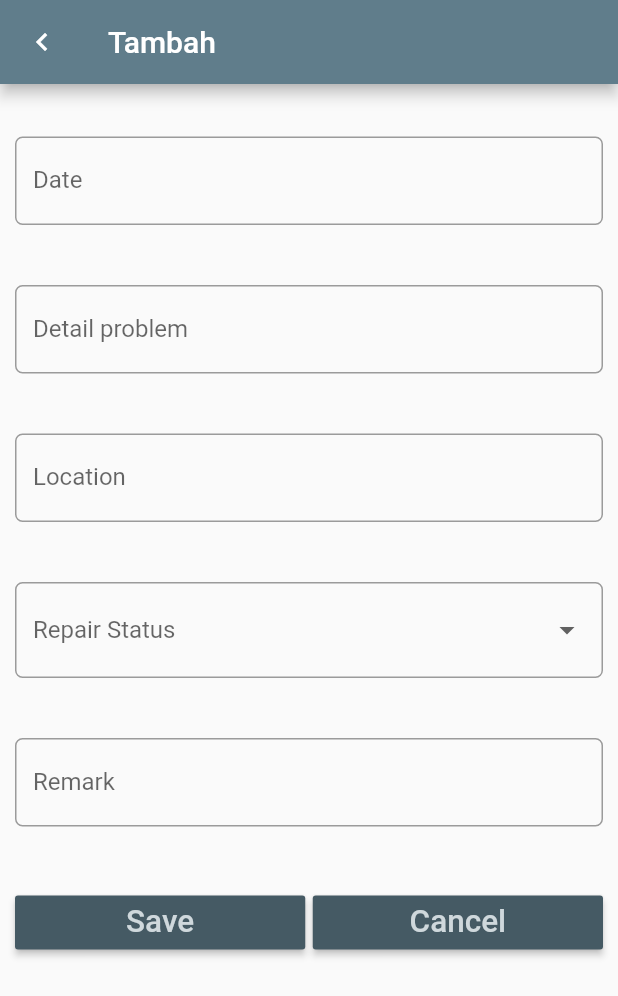
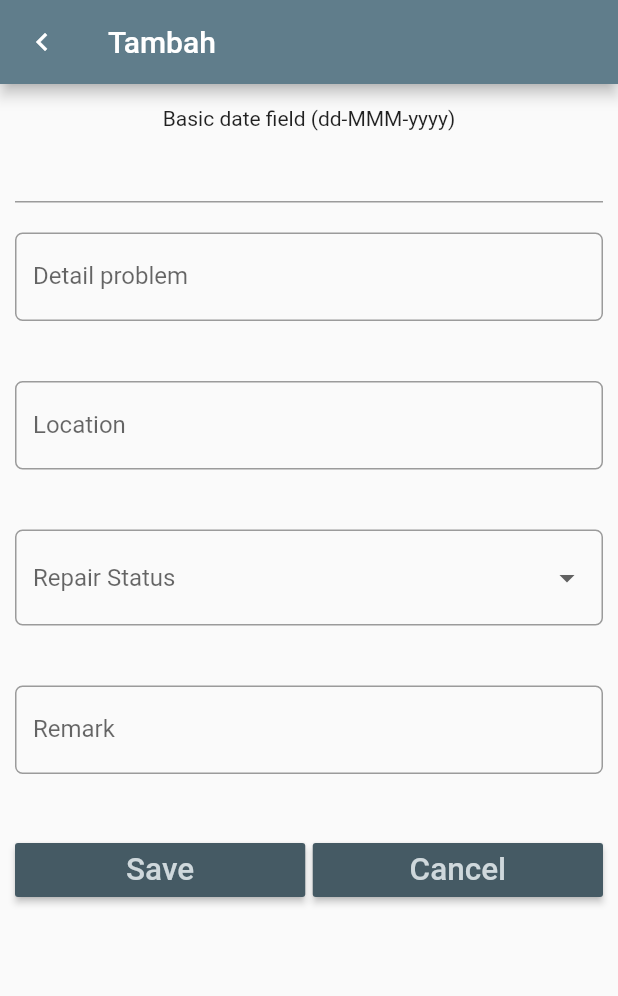
Before and after one commit to hexaludira/flutter_sql, a Flutter app: the screen it shows after launch, after a tap on the "add" icon, on a phone screen of 412 x 824 dp. Shown: the top 996 px of the screen. Run offline on Flutter 3.47's test engine with Material 2 defaults, Android fonts, the phone set to English and light mode, and no system bars; drawn by our look-alikes of datetime_picker_formfield; our stand-ins replace sqflite; accounts and stored records are empty.

```diff
--- a/lib/enter.dart
+++ b/lib/enter.dart
@@ -1,5 +1,8 @@
 import 'package:flutter/material.dart';
 import 'class_penangkap.dart';
+import 'package:intl/intl.dart';
+import 'package:datetime_picker_formfield/datetime_picker_formfield.dart';
+
 
 class EntryForm extends StatefulWidget {
   final ClassPenangkap contact;
@@ -43,20 +46,22 @@ class EntryFormState extends State<EntryForm> {
         padding: EdgeInsets.only(top: 15.0, left: 10.0, right: 10.0),
         child: ListView(
           children: <Widget>[
+            BasicDateField(),
             //Date Text
-            Padding (
-              padding: EdgeInsets.only(top:20.0, bottom:20.0),
-              child: TextField(
-                controller: dateController,
-                keyboardType: TextInputType.text,
-                decoration: InputDecoration(
-                  labelText: 'Date',
-                  border: OutlineInputBorder(
-                    borderRadius: BorderRadius.circular(5.0),
-                  ),
-                ),
-              ),
-            ),
+            // Padding (
+            //   padding: EdgeInsets.only(top:20.0, bottom:20.0),
+            //   child: TextField(
+            //     controller: dateController,
+            //     keyboardType: TextInputType.text,
+            //     decoration: InputDecoration(
+            //       labelText: 'Date',
+            //       border: OutlineInputBorder(
+            //         borderRadius: BorderRadius.circular(5.0),
+            //       ),
+            //     ),
+            //   ),
+            // ),
+
             //Detail text
             Padding (
               padding: EdgeInsets.only(top: 20.0, bottom: 20.0),
@@ -219,3 +224,45 @@ class EntryFormState extends State<EntryForm> {
     );
   }
 }
+
+class BasicDateField extends StatelessWidget {
+  final format = DateFormat("dd-MMM-yyyy");
+  @override
+  Widget build(BuildContext context) {
+    return Column (children: <Widget>[
+      Text('Basic date field (${format.pattern})'),
+      DateTimeField(
+        format: format,
+        onShowPicker: (context, currentValue){
+          return showDatePicker(
+            context: context,
+            initialDate: null,
+            firstDate: DateTime(2019),
+            lastDate: DateTime(2030));
+        },
+        ),
+    ]);
+  }
+}
+
+// class DateTimeForm extends StatefulWidget {
+//   @override
+//   _DateTimeFormState createState() => _DateTimeFormState();
+// }
+
+// class _DateTimeFormState extends State<DateTimeForm> {
+//   final formKey = GlobalKey<FormState>();
+//   @override
+//   Widget build(BuildContext context) {
+//     return Form(
+//       key: formKey,
+//       child: Column(
+//         crossAxisAlignment: CrossAxisAlignment.start,
+//         children: <Widget>[
+//           BasicDateField(),
+//           SizedBox(height: 24),
+//         ],
+//       ),
+//     );
+//   }
+// }
--- a/pubspec.yaml
+++ b/pubspec.yaml
@@ -27,6 +27,7 @@ dependencies:
   sqflite: any
   path_provider: any
   http: any
+  datetime_picker_formfield: ^1.0.0
 
 dev_dependencies:
   flutter_test:
```
Also changed, not shown: pubspec.lock.
